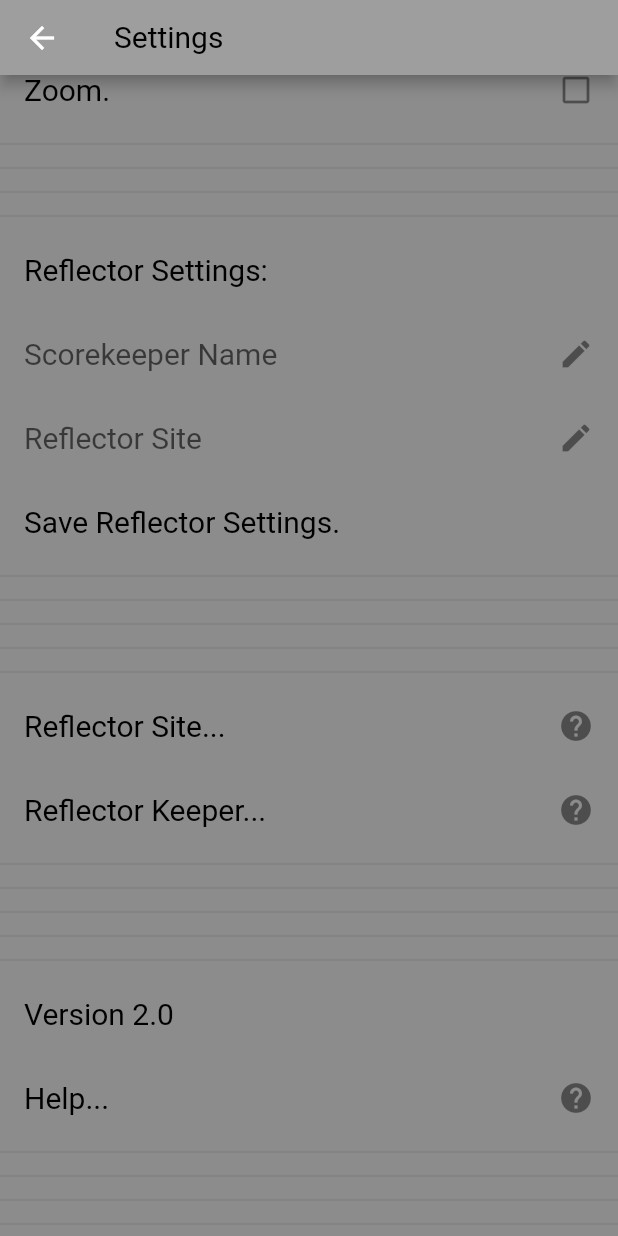
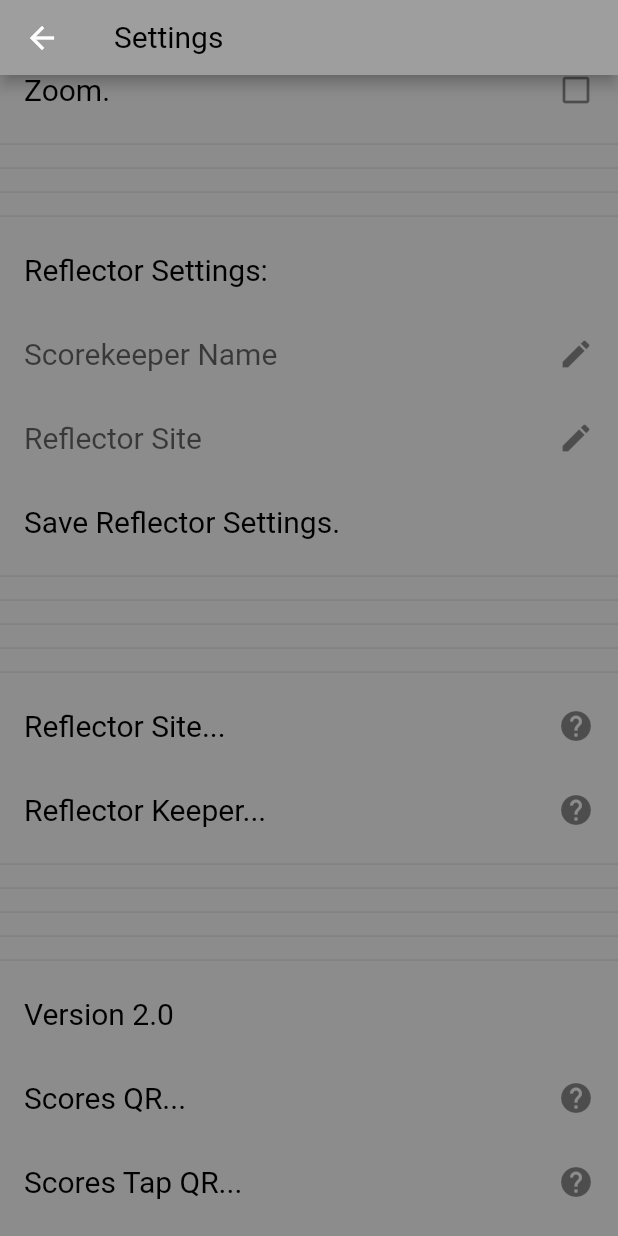
Before and after one commit to alpiepho/scoreboard_tap_tn2, a Flutter app: the SettingsModal screen opened directly with empty values, scrolled down 146 dp, on a phone screen of 412 x 824 dp. Run offline on Flutter 3.47's test engine with Material 2 defaults, Android fonts, the phone set to English and light mode, and no system bars; our stand-ins replace file_picker, google_fonts, shared_preferences, url_launcher_web; missing offline and left inert: shared_preferences_web; accounts and stored records are empty.

Commit message:
added settings options for QR and links

```diff
--- a/lib/components/settings_modal.dart
+++ b/lib/components/settings_modal.dart
@@ -385,6 +385,66 @@ class _SettingsModal extends State<SettingsModal> {
     Navigator.of(context).pop();
   }
 
+  void onScoresQR() async {
+    showDialog<void>(
+      context: context,
+      barrierDismissible: false, // user must tap button!
+      builder: (BuildContext context) {
+        return AlertDialog(
+          title: const Text('Scores QR'),
+          content: SingleChildScrollView(
+            child: Container(
+              width: 200,
+              height: 200,
+              child: Image.asset("assets/qr-code-scores.png"),
+            ),
+          ),
+          actions: <Widget>[
+            TextButton(
+              child: const Text('Done'),
+              onPressed: () {
+                Navigator.of(context).pop();
+              },
+            ),
+          ],
+        );
+      },
+    );
+  }
+
+  void onScoresTapQR() async {
+    showDialog<void>(
+      context: context,
+      barrierDismissible: false, // user must tap button!
+      builder: (BuildContext context) {
+        return AlertDialog(
+          title: const Text('Scores Tap QR'),
+          content: SingleChildScrollView(
+            child: Image.asset("assets/qr-code-tap.png"),
+          ),
+          actions: <Widget>[
+            TextButton(
+              child: const Text('Done'),
+              onPressed: () {
+                Navigator.of(context).pop();
+              },
+            ),
+          ],
+        );
+      },
+    );
+  }
+
+  void onScoresLink() async {
+    _launchUrl('https://alpiepho.github.io/scoreboard_tn2/');
+    Navigator.of(context).pop();
+  }
+
+  void onScoresTapLink() async {
+    _launchUrl('https://alpiepho.github.io/scoreboard_tap_tn2/');
+    Navigator.of(context).pop();
+  }
+
   void onHelp() async {
     _launchUrl(
         'https://github.com/alpiepho/scoreboard_tap_tn2/blob/master/README.md');
@@ -744,6 +804,38 @@ class _SettingsModal extends State<SettingsModal> {
             ),
             new ListTile(
               title: new Text(
+                'Scores QR...',
+                style: kSettingsTextEditStyle,
+              ),
+              trailing: new Icon(Icons.help),
+              onTap: onScoresQR,
+            ),
+            new ListTile(
+              title: new Text(
+                'Scores Tap QR...',
+                style: kSettingsTextEditStyle,
+              ),
+              trailing: new Icon(Icons.help),
+              onTap: onScoresTapQR,
+            ),
+            new ListTile(
+              title: new Text(
+                'Scores Link...',
+                style: kSettingsTextEditStyle,
+              ),
+              trailing: new Icon(Icons.help),
+              onTap: onScoresLink,
+            ),
+            new ListTile(
+              title: new Text(
+                'Scores Tap Link...',
+                style: kSettingsTextEditStyle,
+              ),
+              trailing: new Icon(Icons.help),
+              onTap: onScoresTapLink,
+            ),
+            new ListTile(
+              title: new Text(
                 'Help...',
                 style: kSettingsTextEditStyle,
               ),
--- a/pubspec.yaml
+++ b/pubspec.yaml
@@ -61,6 +61,10 @@ flutter:
   # assets:
   #   - images/a_dot_burr.jpeg
   #   - images/a_dot_ham.jpeg
+  assets:
+    - assets/qr-code-scores.png
+    - assets/qr-code-tap.png
+
 
   # An image asset can refer to one or more resolution-specific "variants", see
   # https://flutter.dev/assets-and-images/#resolution-aware.
```
Also changed, not shown: assets/qr-code-scores.png (renamed from qr-code.png), assets/qr-code-tap.png (added), 2 other files.
